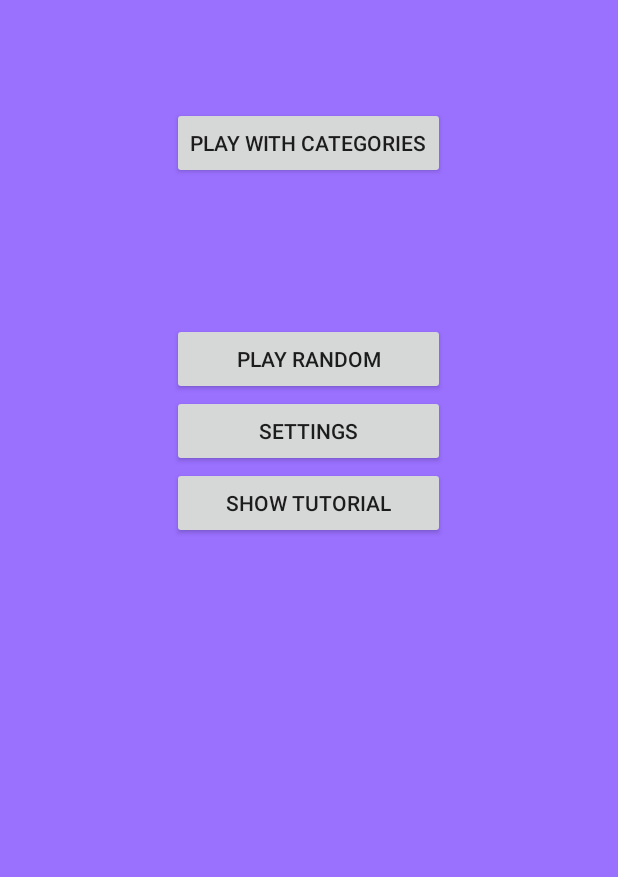
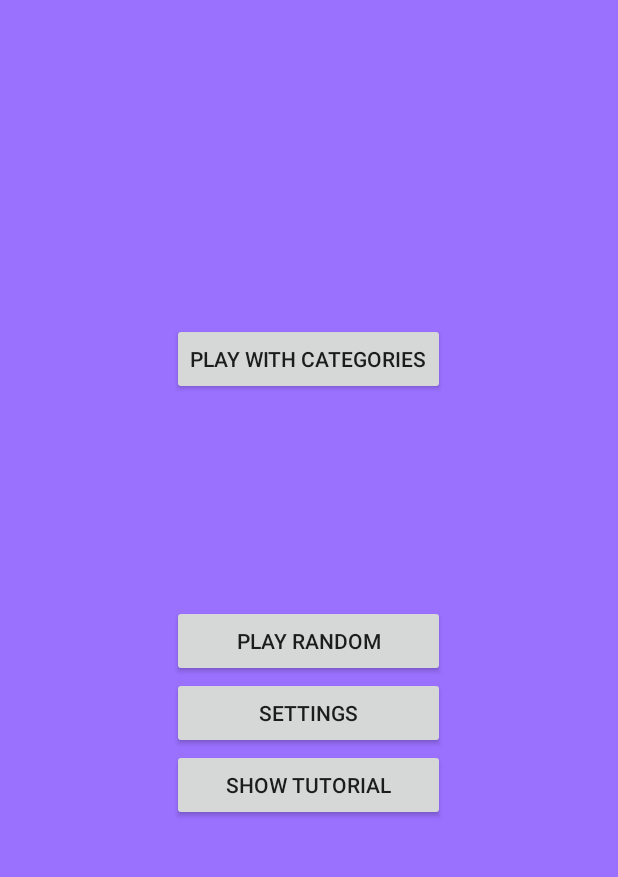
Before and after one commit to otaviocarvalho/mimicapp, an Android app: the MainMenuActivity screen opened directly, with no data from a screen before it, on a phone screen of 412 x 824 dp, the part 301-1178 px from its top. Run offline under Robolectric (Android 15) with nearby library versions, the phone set to English and light mode, and no system bars.

Commit message:
tutorial provisório

```diff
--- a/app/src/main/java/com/example/oberin/imagemacao/MainMenuActivity.java
+++ b/app/src/main/java/com/example/oberin/imagemacao/MainMenuActivity.java
@@ -6,6 +6,8 @@ import android.os.Bundle;
 import android.support.v7.app.AppCompatActivity;
 import android.view.View;
 import android.widget.Button;
+
+import static com.example.oberin.imagemacao.R.id.button_tutorial_screen;
 
 public class MainMenuActivity extends AppCompatActivity {
 
@@ -17,7 +19,7 @@ public class MainMenuActivity extends AppCompatActivity {
         Button showCategories = (Button) findViewById(R.id.button_categories);
         Button playRandom = (Button) findViewById(R.id.button_random);
         Button showSettings = (Button) findViewById(R.id.button_settings);
-        Button showTutorial = (Button) findViewById(R.id.button_tutorial);
+        Button showTutorial = (Button) findViewById(R.id.button_tutorial_screen);
 
         showCategories.setOnClickListener(new View.OnClickListener() {
             @Override
@@ -48,6 +50,14 @@ public class MainMenuActivity extends AppCompatActivity {
             }
         });
 
+        showTutorial.setOnClickListener(new View.OnClickListener() {
+            @Override
+            public void onClick(View v) {
+                //Intent callTutorial = new ;
+                //callGame.putExtra("msg", "");
+                startActivity(new Intent(MainMenuActivity.this, TutorialActivity.class));
+            }
+        });
 
     }
 }
--- a/app/src/main/res/layout/activity_main_menu.xml
+++ b/app/src/main/res/layout/activity_main_menu.xml
@@ -23,40 +23,40 @@
         android:layout_height="wrap_content"
         android:text="Play with Categories"
         android:id="@+id/button_categories"
-        android:layout_below="@+id/textView2"
-        android:layout_centerHorizontal="true"
-        android:layout_marginTop="71dp" />
+        android:layout_centerVertical="true"
+        android:layout_centerHorizontal="true" />
 
     <Button
         android:layout_width="wrap_content"
         android:layout_height="wrap_content"
         android:text="Play Random"
         android:id="@+id/button_random"
-        android:layout_centerVertical="true"
+        android:layout_above="@+id/button_settings"
+        android:layout_alignLeft="@+id/button_categories"
+        android:layout_alignStart="@+id/button_categories"
         android:layout_alignRight="@+id/button_categories"
-        android:layout_alignEnd="@+id/button_categories"
-        android:layout_alignLeft="@+id/button_categories"
-        android:layout_alignStart="@+id/button_categories" />
+        android:layout_alignEnd="@+id/button_categories" />
 
     <Button
         android:layout_width="wrap_content"
         android:layout_height="wrap_content"
         android:text="Settings"
         android:id="@+id/button_settings"
-        android:layout_below="@+id/button_random"
+        android:layout_above="@+id/button_tutorial_screen"
+        android:layout_alignLeft="@+id/button_random"
+        android:layout_alignStart="@+id/button_random"
         android:layout_alignRight="@+id/button_random"
-        android:layout_alignEnd="@+id/button_random"
-        android:layout_alignLeft="@+id/button_random"
-        android:layout_alignStart="@+id/button_random" />
+        android:layout_alignEnd="@+id/button_random" />
 
     <Button
         android:layout_width="wrap_content"
         android:layout_height="wrap_content"
         android:text="Show Tutorial"
-        android:id="@+id/button_tutorial"
-        android:layout_below="@+id/button_settings"
+        android:id="@+id/button_tutorial_screen"
+        android:layout_alignParentBottom="true"
         android:layout_alignLeft="@+id/button_settings"
         android:layout_alignStart="@+id/button_settings"
+        android:layout_marginBottom="60dp"
         android:layout_alignRight="@+id/button_settings"
         android:layout_alignEnd="@+id/button_settings" />
 </RelativeLayout>
--- a/app/src/main/res/values/strings.xml
+++ b/app/src/main/res/values/strings.xml
@@ -7,6 +7,8 @@
     <string name="title_activity_game">GameActivity</string>
     <string name="title_activity_round">RoundActivity</string>
     <string name="title_activity_utilities">UtilitiesActivity</string>
+    <string name="title_activity_tutorial">TutorialActivity</string>
+    <string name="title_activity_tutorial2">TutorialActivity2</string>
 
 
 
@@ -14,4 +16,5 @@
     <string name="category_2">Stars</string>
     <string name="category_3">Movies</string>
 
+
 </resources>
```
Also changed, not shown: app/src/main/AndroidManifest.xml (+10 -0 lines).
